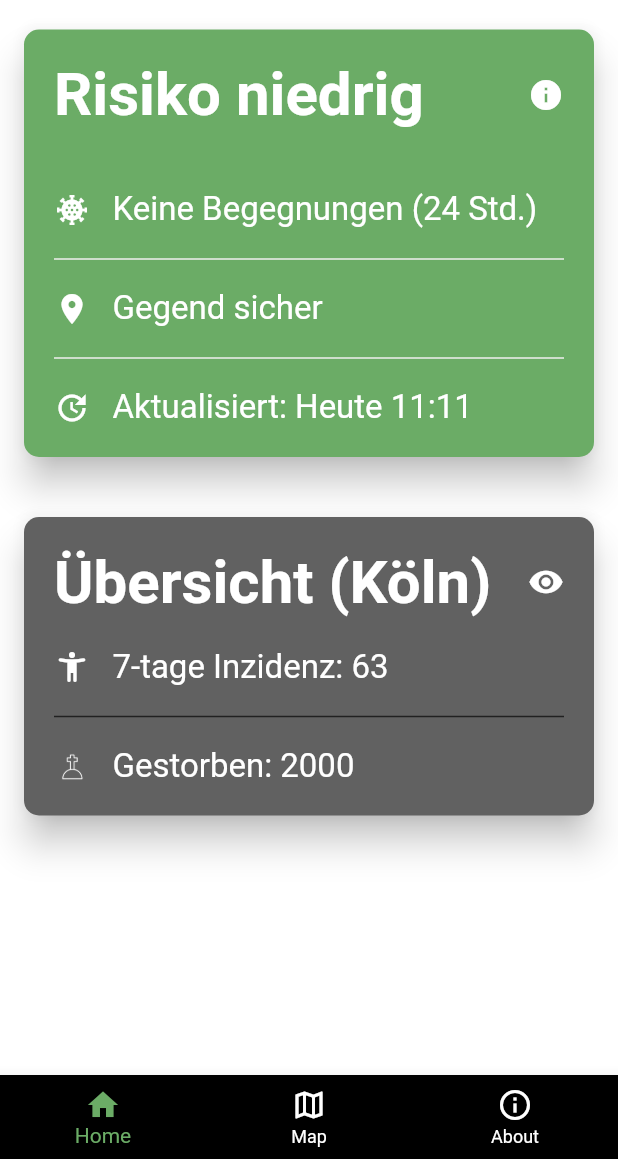
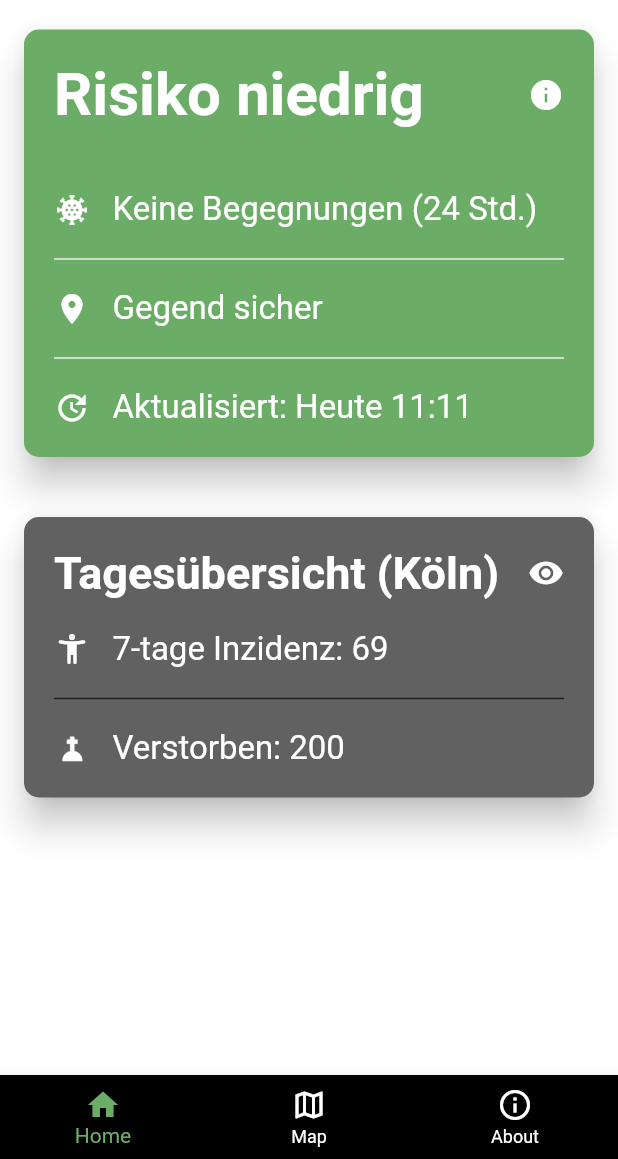
Before and after one commit to cxdxng/covwarn, a Flutter app: the screen it shows after launch, on a phone screen of 412 x 824 dp, the part 77-1236 px from its top. Run offline on Flutter 3.47's test engine with Material 2 defaults, Android fonts, the phone set to English and light mode, and no system bars.

Commit message:
Added changes

```diff
--- a/lib/main.dart
+++ b/lib/main.dart
@@ -19,6 +19,8 @@ class _UIState extends State<UI> {
     Color slightRisk = Color(0xffF99246);
     Color infection = Color(0xffBF4448);
     String town = "Köln";
+    int deaths = 200;
+    int caseCount = 69;
 
     return Scaffold(
       backgroundColor: Colors.white,
@@ -105,9 +107,9 @@ class _UIState extends State<UI> {
                           mainAxisAlignment: MainAxisAlignment.spaceBetween,
                           children: [
                             Text(
-                              "Übersicht ($town)",
+                              "Tagesübersicht ($town)",
                               style: TextStyle(
-                                  fontSize: 40,
+                                  fontSize: 30,
                                   fontWeight: FontWeight.bold,
                                   color: Colors.white),
                             ),
@@ -121,14 +123,14 @@ class _UIState extends State<UI> {
                           height: 20,
                         ),
                         createTextWithIcon(Icons.accessibility_new_rounded,
-                            "7-tage Inzidenz: 63"),
+                            "7-tage Inzidenz: $caseCount"),
                         Divider(
                           height: 40,
                           color: Colors.grey[900],
                           thickness: 1,
                         ),
                         createTextWithImageIcon(
-                            "assets/death.png", "Gestorben: 2000"),
+                            "assets/death.png", "Verstorben: $deaths"),
                       ],
                     ),
                   ),
```
Also changed, not shown: assets/death.png.
